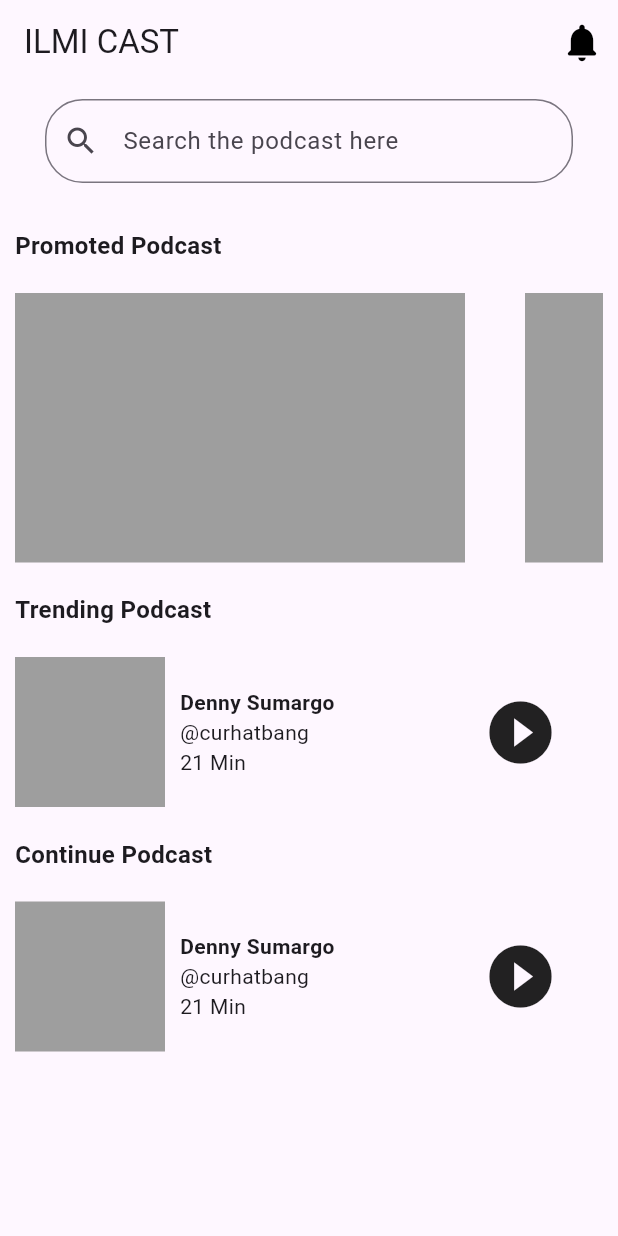
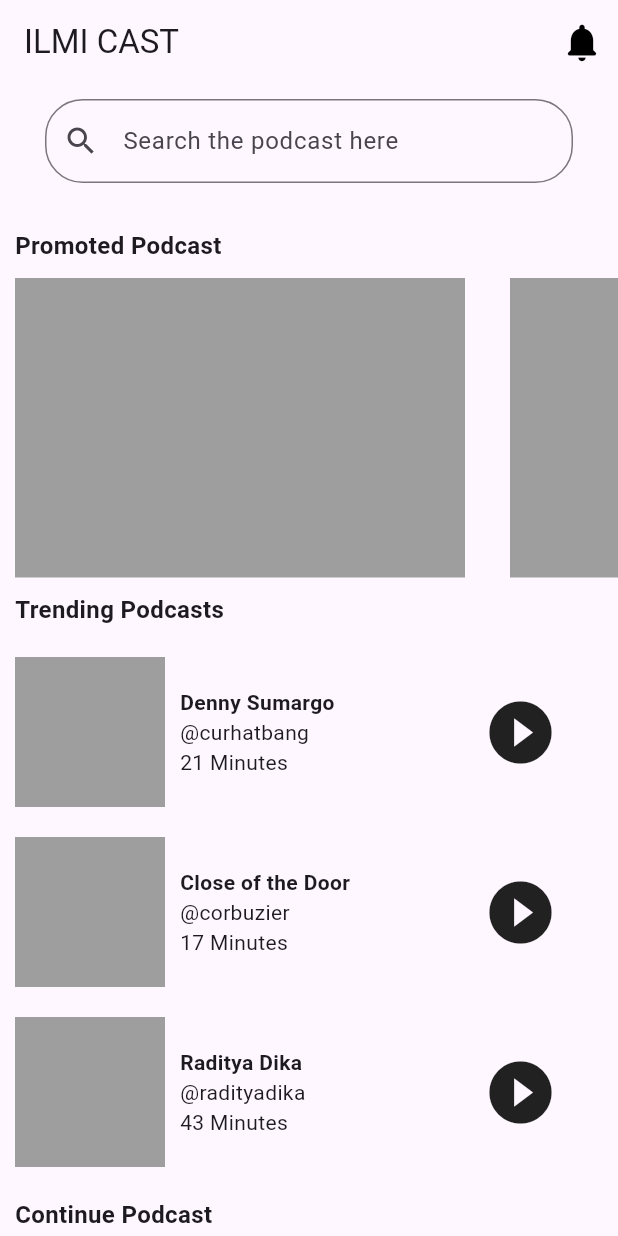
Before and after one commit to mdbicode/slicing_figma, a Flutter app: the screen it shows after launch, on a phone screen of 412 x 824 dp. Run offline on Flutter 3.47's test engine with Material 3 defaults, Android fonts, the phone set to English and light mode, and no system bars.

Commit message:
fix scroll and add top categories

```diff
--- a/lib/main.dart
+++ b/lib/main.dart
@@ -57,17 +57,19 @@ class _MyHomePageState extends State<MyHomePage> {
           fontSize: 16,
           fontWeight: FontWeight.bold,
         ),
+        child:
+        SingleChildScrollView(
   child: Column(
     children: [
       // Search Bar
-            const Padding(
-            padding: EdgeInsets.fromLTRB(30.0, 10.0, 30.0, 20.0),
+      Padding(
+        padding: const EdgeInsets.fromLTRB(30.0, 10.0, 30.0, 20.0),
         child: TextField(
           decoration: InputDecoration(
-              border: OutlineInputBorder(borderRadius: BorderRadius.all(Radius.circular(25.0) )
-              ),
+            border: OutlineInputBorder(
+              borderRadius: BorderRadius.all(Radius.circular(25.0))),
             hintText: 'Search the podcast here',
-              prefixIcon: Icon(Icons.search)
+            prefixIcon: Icon(Icons.search),
           ),
         ),
       ),
@@ -77,17 +79,16 @@ class _MyHomePageState extends State<MyHomePage> {
         child: Container(
           padding: EdgeInsets.all(10.0),
           child: Text('Promoted Podcast', textAlign: TextAlign.left),
-              )
         ),
+      ),
+      // Promoted Podcast List
       SizedBox(
         height: 200,
-            child: Padding(
-              padding: EdgeInsets.all(10),
         child: ListView(
           scrollDirection: Axis.horizontal,
           children: <Widget>[
             Padding(
-                      padding: const EdgeInsets.only(right: 20),
+              padding: const EdgeInsets.only(right: 10 ,left: 10),
               child: Container(
                 width: 300,
                 color: Colors.grey,
@@ -110,110 +111,145 @@ class _MyHomePageState extends State<MyHomePage> {
           ],
         ),
       ),
-            ),
+      // Trending Podcasts
       Align(
         alignment: Alignment.centerLeft,
         child: Container(
           padding: EdgeInsets.all(10.0),
-                child: Text('Trending Podcast', textAlign: TextAlign.left),
-              )
+          child: Text('Trending Podcasts', textAlign: TextAlign.left),
         ),
+      ),
+      // Trending Podcasts List
       Column(
         children: <Widget>[
-                Row(
-                  mainAxisAlignment: MainAxisAlignment.spaceBetween,
-                  children: <Widget>[
-                    // Image
-                    const Row(
-                      children: <Widget>[
-                        Padding(
-                          padding: EdgeInsets.all(10),
-                          child:  SizedBox(
-                          width: 100,
-                          height: 100,
-                          child: ColoredBox(color: Colors.grey)
-                        ),),
-                    // Title n Desc
-                    Column(
-                      crossAxisAlignment: CrossAxisAlignment.start,
-                      children: <Widget>[
-                        Text('Denny Sumargo',
-                        style: TextStyle(fontSize: 14),
+          _buildListItem(
+            title: 'Denny Sumargo',
+            username: '@curhatbang',
+            duration: '21 Minutes',
           ),
-                        Text('@curhatbang',
-                        style: TextStyle(fontSize: 14,fontWeight: FontWeight.normal),
+          _buildListItem(
+            title: 'Close of the Door',
+            username: '@corbuzier',
+            duration: '17 Minutes',
           ),
-                        Text('21 Min',
-                        style: TextStyle(fontSize: 14, fontWeight: FontWeight.normal),
+          _buildListItem(
+            title: 'Raditya Dika',
+            username: '@radityadika',
+            duration: '43 Minutes',
           ),
         ],
       ),
-                      ],
-                    ),
-                    // Play
-                    Container(
-                      padding: EdgeInsets.only(right: 40),
-                      child: Icon(Icons.play_circle_fill,size: 50),
-                    )
-                  ],
-                )
-              ],
-
-            ),
-
+      // Continue Podcast
       Align(
         alignment: Alignment.centerLeft,
         child: Container(
           padding: EdgeInsets.all(10.0),
           child: Text('Continue Podcast', textAlign: TextAlign.left),
-              )
         ),
+      ),
+      // Continue Podcast List
       Column(
         children: <Widget>[
-                Row(
-                  mainAxisAlignment: MainAxisAlignment.spaceBetween,
-                  children: <Widget>[
-                    // Image
-                    const Row(
-                      children: <Widget>[
-                        Padding(
-                          padding: EdgeInsets.all(10),
-                          child:  SizedBox(
-                          width: 100,
-                          height: 100,
-                          child: ColoredBox(color: Colors.grey)
-                        ),),
-                    // Title n Desc
-                    Column(
-                      crossAxisAlignment: CrossAxisAlignment.start,
-                      children: <Widget>[
-                        Text('Denny Sumargo',
-                        style: TextStyle(fontSize: 14),
+          _buildListItem(
+            title: 'Denny Sumargo',
+            username: '@curhatbang',
+            duration: '21 Min',
           ),
-                        Text('@curhatbang',
-                        style: TextStyle(fontSize: 14,fontWeight: FontWeight.normal),
+          _buildListItem(
+            title: 'Close of the Door',
+            username: '@corbuzier',
+            duration: '21 Min',
           ),
-                        Text('21 Min',
-                        style: TextStyle(fontSize: 14, fontWeight: FontWeight.normal),
+          _buildListItem(
+            title: 'Raditya Dika',
+            username: '@radityadika',
+            duration: '21 Min',
           ),
         ],
       ),
+      // Top Categories
+      Align(
+        alignment: Alignment.centerLeft,
+        child: Container(
+          padding: EdgeInsets.all(10.0),
+          child: Text('Top Categories', textAlign: TextAlign.left),
+        ),
+      ),
+      // Top Categories List
+      SizedBox(
+        height: 100,
+        child: ListView(
+          scrollDirection: Axis.horizontal,
+          children: <Widget>[
+            Padding(
+              padding: const EdgeInsets.only(right: 10 ,left: 10),
+              child: Container(
+                width: 200,
+                color: Colors.grey,
+              ),
+            ),
+            Padding(
+              padding: const EdgeInsets.symmetric(horizontal: 20),
+              child: Container(
+                width: 200,
+                color: Colors.grey,
+              ),
+            ),
+            Padding(
+              padding: const EdgeInsets.symmetric(horizontal: 20),
+              child: Container(
+                width: 200,
+                color: Colors.grey,
+              ),
+            ),
           ],
         ),
-                    // Play
-                    Container(
-                      padding: EdgeInsets.only(right: 40),
-                      child: Icon(Icons.play_circle_fill,size: 50),
-                    )
-                  ],
-                )
-              ],
-
       ),
 
-
     ],
+  ),
 ),
 ));
   }
 }
+Widget _buildListItem({required String title, required String username, required String duration}) {
+  return Row(
+    mainAxisAlignment: MainAxisAlignment.spaceBetween,
+    children: <Widget>[
+      // Image
+      const Padding(
+        padding: const EdgeInsets.all(10),
+        child: SizedBox(
+          width: 100,
+          height: 100,
+          child: ColoredBox(color: Colors.grey),
+        ),
+      ),
+      // Title n Desc
+      Expanded(
+        child: Column(
+          crossAxisAlignment: CrossAxisAlignment.start,
+          children: <Widget>[
+            Text(
+              title,
+              style: const TextStyle(fontSize: 14),
+            ),
+            Text(
+              username,
+              style: const TextStyle(fontSize: 14, fontWeight: FontWeight.normal),
+            ),
+            Text(
+              duration,
+              style: const TextStyle(fontSize: 14, fontWeight: FontWeight.normal),
+            ),
+          ],
+        ),
+      ),
+      // Play
+      Container(
+        padding: const EdgeInsets.only(right: 40),
+        child: const Icon(Icons.play_circle_fill, size: 50),
+      ),
+    ],
+  );
+}
```
Lines whose indentation alone changed are shown as unchanged.
